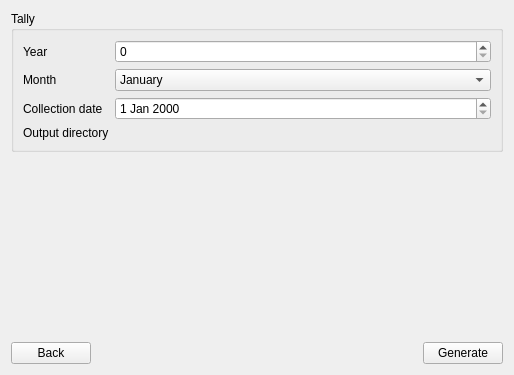
Qt form packages/memmer/gui/ui_files/TallyWidget.ui (Krzmbrzl/memmer) before a commit.
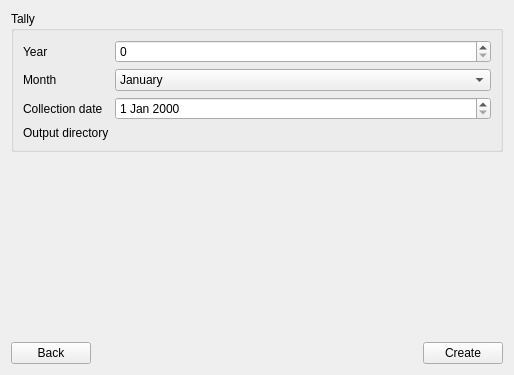
The same form after that commit. Custom widgets are drawn as their Qt base class.

```diff
--- a/packages/memmer/gui/ui_files/TallyWidget.ui
+++ b/packages/memmer/gui/ui_files/TallyWidget.ui
@@ -169,7 +169,7 @@
      <item>
       <widget class="QPushButton" name="pushButton_8">
        <property name="text">
-        <string>Generate</string>
+        <string>Create</string>
        </property>
       </widget>
      </item>
```
